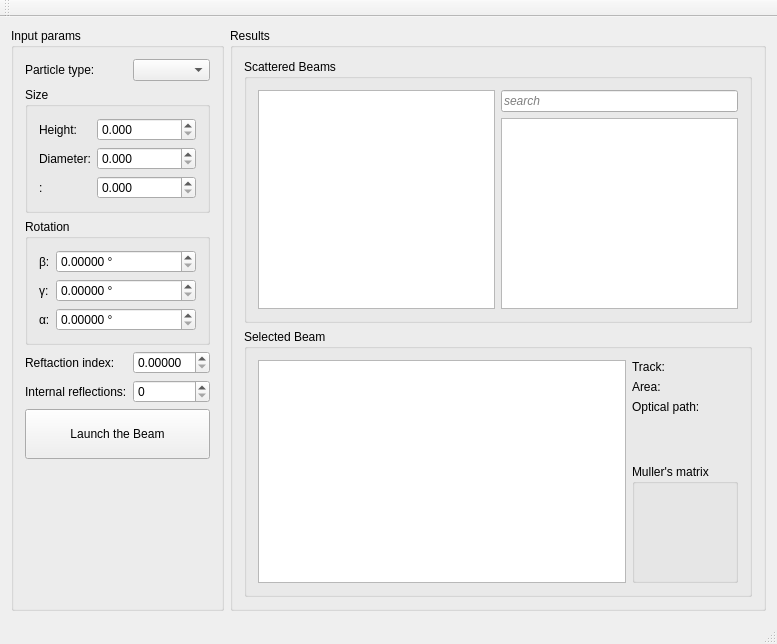
Qt form src/ui/MainWindow.ui (Heart-Under-Blade/BS_visual) before a commit.
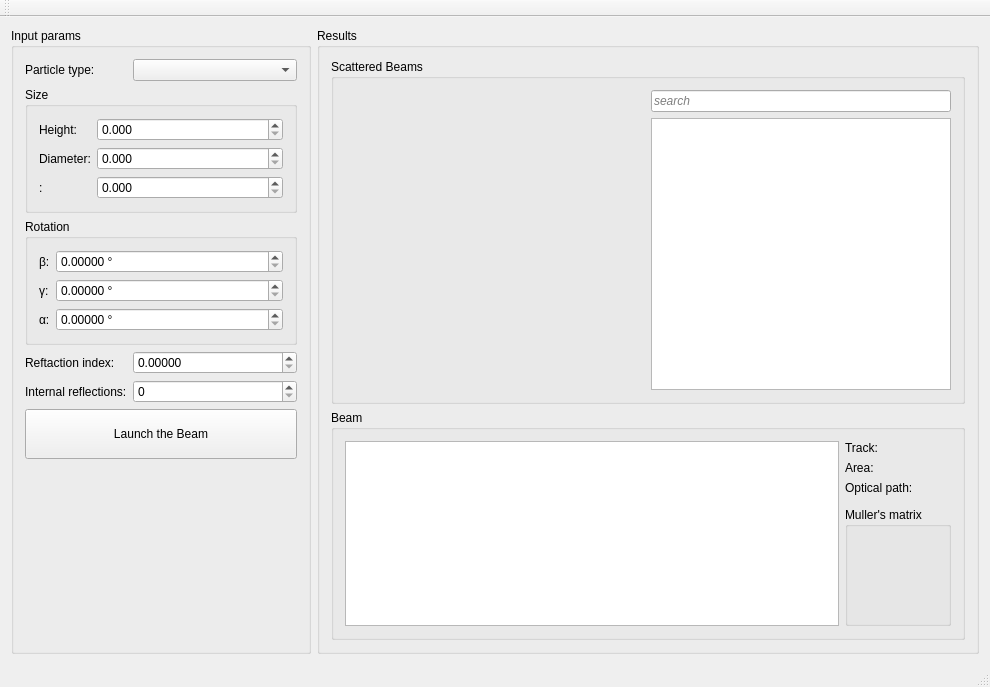
The same form after that commit.

Commit message: [add] polar chart (angles of out beams); [add] search of tracks

What changed in the file:
```diff
--- a/src/ui/MainWindow.ui
+++ b/src/ui/MainWindow.ui
@@ -6,17 +6,29 @@
    <rect>
     <x>0</x>
     <y>0</y>
-    <width>777</width>
-    <height>644</height>
+    <width>980</width>
+    <height>687</height>
    </rect>
   </property>
   <property name="windowTitle">
    <string>MainWindow</string>
   </property>
   <widget class="QWidget" name="centralWidget">
-   <layout class="QFormLayout" name="formLayout_3">
+   <layout class="QGridLayout" name="gridLayout_4">
     <item row="0" column="0">
      <widget class="QGroupBox" name="groupBox">
+      <property name="sizePolicy">
+       <sizepolicy hsizetype="Minimum" vsizetype="Expanding">
+        <horstretch>0</horstretch>
+        <verstretch>0</verstretch>
+       </sizepolicy>
+      </property>
+      <property name="minimumSize">
+       <size>
+        <width>300</width>
+        <height>0</height>
+       </size>
+      </property>
       <property name="title">
        <string>Input params</string>
       </property>
@@ -224,7 +236,7 @@
        <item row="1" column="0" rowspan="2">
         <widget class="QGroupBox" name="groupBox_3">
          <property name="title">
-          <string>Selected Beam</string>
+          <string>Beam</string>
          </property>
          <layout class="QGridLayout" name="gridLayout">
           <item row="0" column="0">
@@ -419,16 +431,10 @@
           <string>Scattered Beams</string>
          </property>
          <layout class="QGridLayout" name="gridLayout_3">
-          <item row="0" column="0">
-           <widget class="QGraphicsView" name="graphicsView"/>
-          </item>
           <item row="0" column="1">
-           <layout class="QFormLayout" name="formLayout_5">
-            <item row="1" column="0" colspan="2">
-             <widget class="QTreeView" name="treeView_tracks"/>
-            </item>
-            <item row="0" column="0" colspan="2">
-             <widget class="QLineEdit" name="lineEdit">
+           <layout class="QVBoxLayout" name="verticalLayout">
+            <item>
+             <widget class="QLineEdit" name="lineEdit_search">
               <property name="font">
                <font>
                 <italic>true</italic>
@@ -437,10 +443,39 @@
               <property name="placeholderText">
                <string>search</string>
               </property>
+              <property name="clearButtonEnabled">
+               <bool>true</bool>
+              </property>
+             </widget>
+            </item>
+            <item>
+             <widget class="QTreeView" name="treeView_tracks">
+              <property name="minimumSize">
+               <size>
+                <width>300</width>
+                <height>0</height>
+               </size>
+              </property>
              </widget>
             </item>
            </layout>
           </item>
+          <item row="0" column="0">
+           <widget class="QWidget" name="widget_chart" native="true">
+            <property name="sizePolicy">
+             <sizepolicy hsizetype="MinimumExpanding" vsizetype="MinimumExpanding">
+              <horstretch>0</horstretch>
+              <verstretch>0</verstretch>
+             </sizepolicy>
+            </property>
+            <property name="minimumSize">
+             <size>
+              <width>300</width>
+              <height>300</height>
+             </size>
+            </property>
+           </widget>
+          </item>
          </layout>
         </widget>
        </item>
```
Left out of the diff: 4 changed lines with no effect on the pictures. The commit also changes 11 other files.
